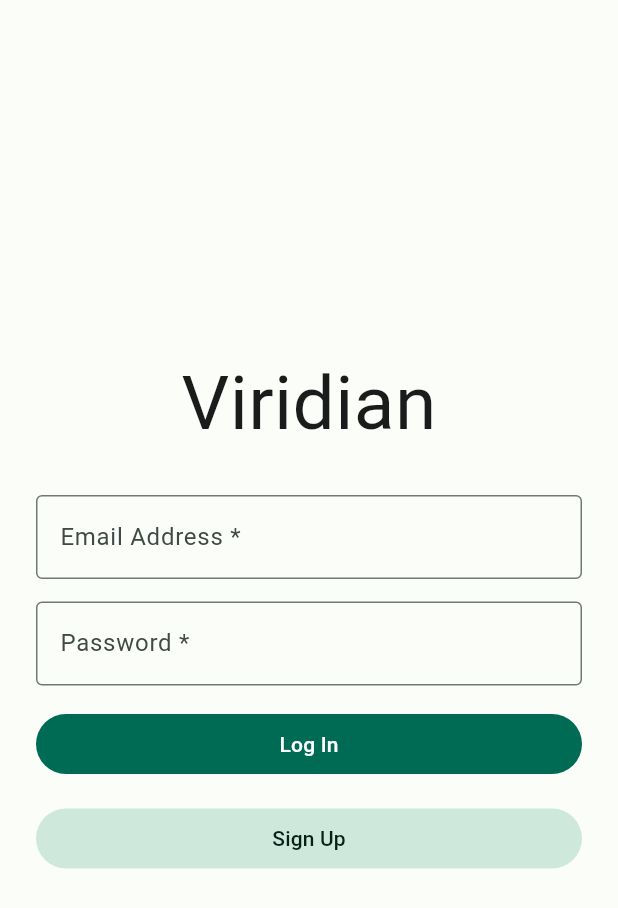
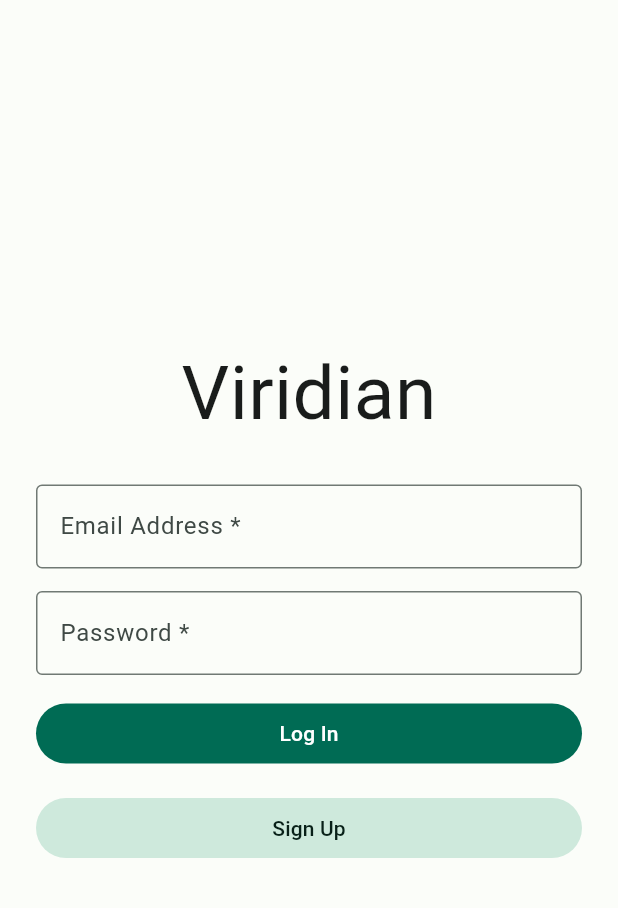
Before and after one commit to conrad-mo/viridian, a Flutter app: the screen it shows after launch, on a phone screen of 412 x 824 dp. Shown: the top 908 px of the screen. Run offline on Flutter 3.47's test engine with Material 2 defaults, Android fonts, the phone set to English and light mode, and no system bars; our stand-ins replace firebase_core, shared_preferences; accounts and stored records are empty.

Commit message:
Fix pixel overflow

```diff
--- a/lib/states/loginscreen.dart
+++ b/lib/states/loginscreen.dart
@@ -17,7 +17,7 @@ class _LoginScreenState extends State<LoginScreen> {
     return Scaffold(
       //resizeToAvoidBottomInset: false,
       body: Padding(
-        padding: const EdgeInsets.fromLTRB(24, 24, 24, 32),
+        padding: const EdgeInsets.fromLTRB(24, 10, 24, 32),
         child: SafeArea(
           child: Form(
             key: _formKey,
@@ -71,14 +71,14 @@ class _LoginScreenState extends State<LoginScreen> {
                   height: 15,
                 ),
                 SizedBox(
-                  width: 10000,
+                  width: double.infinity,
                   child: FilledButton(onPressed: login, child: Text('Log In')),
                 ),
                 const SizedBox(
                   height: 15,
                 ),
                 SizedBox(
-                  width: 10000,
+                  width: double.infinity,
                   child: FilledButton.tonal(
                     onPressed: login,
                     child: Text('Sign Up'),
```
